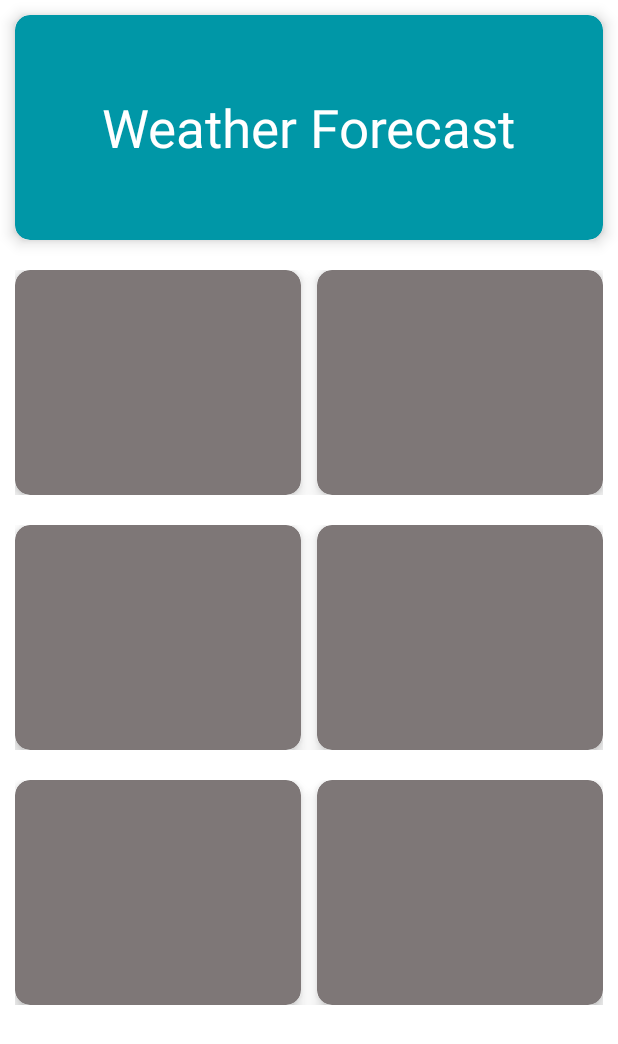
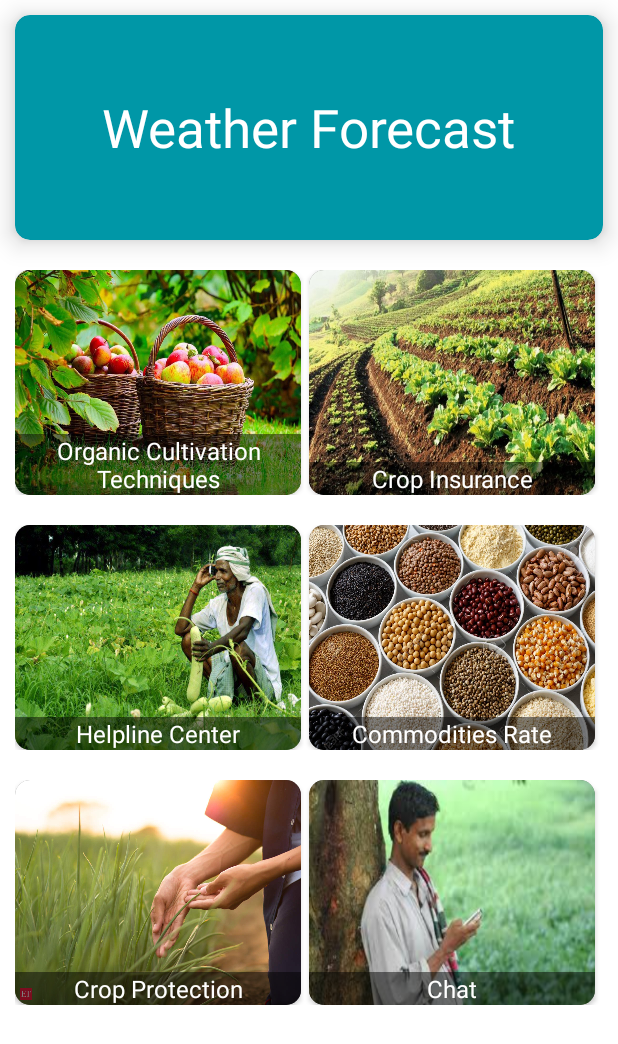
Before and after one commit to rathorerahul586/Kissan_App, an Android app: the screen it shows after launch (MainActivity), on a phone screen of 412 x 824 dp. Shown: the top 1044 px of the screen. Run offline under Robolectric (Android 15) with nearby library versions, the phone set to English and light mode, and no system bars.

Commit message:
crop insurance => custom tab Helpline Center => Action Contact Commodity rates => custom tab crop Protection => custom tab

```diff
--- a/app/build.gradle
+++ b/app/build.gradle
@@ -28,4 +28,5 @@ dependencies {
     testImplementation 'junit:junit:4.12'
     androidTestImplementation 'androidx.test.ext:junit:1.1.1'
     androidTestImplementation 'androidx.test.espresso:espresso-core:3.2.0'
+    implementation 'androidx.browser:browser:1.0.0'
 }
--- a/app/src/main/java/com/codewale/team/kissanapp/MainActivity.java
+++ b/app/src/main/java/com/codewale/team/kissanapp/MainActivity.java
@@ -1,8 +1,13 @@
 package com.codewale.team.kissanapp;
 
 import androidx.appcompat.app.AppCompatActivity;
+import androidx.browser.customtabs.CustomTabsIntent;
+import androidx.core.content.ContextCompat;
 
+import android.content.Intent;
+import android.net.Uri;
 import android.os.Bundle;
+import android.view.View;
 
 public class MainActivity extends AppCompatActivity {
 
@@ -11,4 +16,25 @@ public class MainActivity extends AppCompatActivity {
         super.onCreate(savedInstanceState);
         setContentView(R.layout.activity_main);
     }
+
+    public void cropInsurance (View view){
+        CustomTabsIntent builder = new CustomTabsIntent.Builder().build();
+        builder.launchUrl(this, Uri.parse("https://pmfby.gov.in/"));
+    }
+
+    public void helplineCenter(View view){
+        Intent intent = new Intent(Intent.ACTION_DIAL);
+        intent.setData(Uri.parse("tel:18001801551"));
+        startActivity(intent);
+    }
+
+    public void cropProtection (View view){
+        CustomTabsIntent builder = new CustomTabsIntent.Builder().build();
+        builder.launchUrl(this, Uri.parse("http://www.agritech.tnau.ac.in/crop_protection/crop_prot.html"));
+    }
+
+    public void commoditiesRate (View view){
+        CustomTabsIntent builder = new CustomTabsIntent.Builder().build();
+        builder.launchUrl(this, Uri.parse("https://enam.gov.in/web/dashboard/trade-data"));
+    }
 }
--- a/app/src/main/res/layout/activity_main.xml
+++ b/app/src/main/res/layout/activity_main.xml
@@ -23,13 +23,13 @@
                 android:layout_margin="10dp"
                 app:cardBackgroundColor="#0097A7"
                 app:cardCornerRadius="10dp"
-                app:cardElevation="6dp">
+                app:cardElevation="10dp">
 
                 <TextView
                     android:layout_width="wrap_content"
                     android:layout_height="wrap_content"
                     android:layout_gravity="center"
-                    android:text="Weather Forecast"
+                    android:text="@string/card_1_text"
                     android:textColor="#ffffff"
                     android:textSize="35sp" />
             </androidx.cardview.widget.CardView>
@@ -37,26 +37,53 @@
             <LinearLayout
                 android:layout_width="match_parent"
                 android:layout_height="wrap_content"
-                android:layout_margin="10dp"
-                android:orientation="horizontal">
+                android:orientation="horizontal"
+                android:padding="10dp">
 
                 <androidx.cardview.widget.CardView
                     android:layout_width="0dp"
                     android:layout_height="150dp"
+                    android:layout_weight="1"
                     android:layout_marginRight="5dp"
-                    android:layout_weight="1"
-                    app:cardBackgroundColor="#7E7777"
-                    app:cardCornerRadius="10dp"
-                    app:cardElevation="6dp" />
+                    android:layout_gravity="center"
+                    app:cardCornerRadius="10dp">
+                    <View
+                        android:layout_width="match_parent"
+                        android:layout_height="match_parent"
+                        android:background="@drawable/organic" />
+                    <TextView
+                        android:layout_width="match_parent"
+                        android:layout_height="wrap_content"
+                        android:text="@string/card_2_text"
+                        android:textColor="#ffffff"
+                        android:layout_gravity="bottom"
+                        android:gravity="center"
+                        android:textSize="16sp"
+                        android:background="#7C000000"/>
+                </androidx.cardview.widget.CardView>
 
                 <androidx.cardview.widget.CardView
                     android:layout_width="0dp"
                     android:layout_height="150dp"
-                    android:layout_marginLeft="5dp"
                     android:layout_weight="1"
-                    app:cardBackgroundColor="#7E7777"
-                    app:cardCornerRadius="10dp"
-                    app:cardElevation="6dp" />
+                    android:layout_marginRight="5dp"
+                    android:layout_gravity="center"
+                    app:cardCornerRadius="10dp">
+                    <View
+                        android:layout_width="match_parent"
+                        android:layout_height="match_parent"
+                        android:background="@drawable/crop_insurance"
+                        android:onClick="cropInsurance"/>
+                    <TextView
+                        android:layout_width="match_parent"
+                        android:layout_height="wrap_content"
+                        android:text="@string/card_3_text"
+                        android:textColor="#ffffff"
+                        android:layout_gravity="bottom"
+                        android:gravity="center"
+                        android:textSize="16sp"
+                        android:background="#7C000000"/>
+                </androidx.cardview.widget.CardView>
             </LinearLayout>
 
             <LinearLayout
@@ -68,20 +95,48 @@
                 <androidx.cardview.widget.CardView
                     android:layout_width="0dp"
                     android:layout_height="150dp"
+                    android:layout_weight="1"
                     android:layout_marginRight="5dp"
-                    android:layout_weight="1"
-                    app:cardBackgroundColor="#7E7777"
-                    app:cardCornerRadius="10dp"
-                    app:cardElevation="6dp" />
+                    android:layout_gravity="center"
+                    app:cardCornerRadius="10dp">
+                    <View
+                        android:layout_width="match_parent"
+                        android:layout_height="match_parent"
+                        android:background="@drawable/farmer_helpline"
+                        android:onClick="helplineCenter"/>
+                    <TextView
+                        android:layout_width="match_parent"
+                        android:layout_height="wrap_content"
+                        android:text="@string/card_4_text"
+                        android:textColor="#ffffff"
+                        android:layout_gravity="bottom"
+                        android:gravity="center"
+                        android:textSize="16sp"
+                        android:background="#7C000000"/>
+                </androidx.cardview.widget.CardView>
 
                 <androidx.cardview.widget.CardView
                     android:layout_width="0dp"
                     android:layout_height="150dp"
-                    android:layout_marginLeft="5dp"
                     android:layout_weight="1"
-                    app:cardBackgroundColor="#7E7777"
-                    app:cardCornerRadius="10dp"
-                    app:cardElevation="6dp" />
+                    android:layout_marginRight="5dp"
+                    android:layout_gravity="center"
+                    app:cardCornerRadius="10dp">
+                    <View
+                        android:layout_width="match_parent"
+                        android:layout_height="match_parent"
+                        android:background="@drawable/commodity_rates"
+                        android:onClick="commoditiesRate"/>
+                    <TextView
+                        android:layout_width="match_parent"
+                        android:layout_height="wrap_content"
+                        android:text="@string/card_5_text"
+                        android:textColor="#ffffff"
+                        android:layout_gravity="bottom"
+                        android:gravity="center"
+                        android:textSize="16sp"
+                        android:background="#7C000000"/>
+                </androidx.cardview.widget.CardView>
             </LinearLayout>
 
             <LinearLayout
@@ -93,20 +148,47 @@
                 <androidx.cardview.widget.CardView
                     android:layout_width="0dp"
                     android:layout_height="150dp"
+                    android:layout_weight="1"
                     android:layout_marginRight="5dp"
-                    android:layout_weight="1"
-                    app:cardBackgroundColor="#7E7777"
-                    app:cardCornerRadius="10dp"
-                    app:cardElevation="6dp" />
+                    android:layout_gravity="center"
+                    app:cardCornerRadius="10dp">
+                    <View
+                        android:layout_width="match_parent"
+                        android:layout_height="match_parent"
+                        android:background="@drawable/crop_protection"
+                        android:onClick="cropProtection"/>
+                    <TextView
+                        android:layout_width="match_parent"
+                        android:layout_height="wrap_content"
+                        android:text="@string/card_6_text"
+                        android:textColor="#ffffff"
+                        android:layout_gravity="bottom"
+                        android:gravity="center"
+                        android:textSize="16sp"
+                        android:background="#7C000000"/>
+                </androidx.cardview.widget.CardView>
 
                 <androidx.cardview.widget.CardView
                     android:layout_width="0dp"
                     android:layout_height="150dp"
-                    android:layout_marginLeft="5dp"
                     android:layout_weight="1"
-                    app:cardBackgroundColor="#7E7777"
-                    app:cardCornerRadius="10dp"
-                    app:cardElevation="6dp" />
+                    android:layout_marginRight="5dp"
+                    android:layout_gravity="center"
+                    app:cardCornerRadius="10dp">
+                    <View
+                        android:layout_width="match_parent"
+                        android:layout_height="match_parent"
+                        android:background="@drawable/farmer_chat" />
+                    <TextView
+                        android:layout_width="match_parent"
+                        android:layout_height="wrap_content"
+                        android:text="@string/card_7_text"
+                        android:textColor="#ffffff"
+                        android:layout_gravity="bottom"
+                        android:gravity="center"
+                        android:textSize="16sp"
+                        android:background="#7C000000"/>
+                </androidx.cardview.widget.CardView>
             </LinearLayout>
         </LinearLayout>
     </ScrollView>
--- a/app/src/main/res/values/strings.xml
+++ b/app/src/main/res/values/strings.xml
@@ -1,3 +1,11 @@
 <resources>
     <string name="app_name">Kissan App</string>
+
+    <string name="card_1_text">Weather Forecast</string>
+    <string name="card_2_text">Organic Cultivation Techniques</string>
+    <string name="card_3_text">Crop Insurance</string>
+    <string name="card_4_text">Helpline Center</string>
+    <string name="card_5_text">Commodities Rate</string>
+    <string name="card_6_text">Crop Protection</string>
+    <string name="card_7_text">Chat</string>
 </resources>
```
Also changed, not shown: app/src/main/res/drawable/commodity_rates.jpg (added), app/src/main/res/drawable/crop_insurance.jpg (added), app/src/main/res/drawable/crop_protection.jpg (added), app/src/main/res/drawable/farmer_chat.jpg (added), app/src/main/res/drawable/farmer_helpline.jpg (added), app/src/main/res/drawable/organic.jpg (added).
